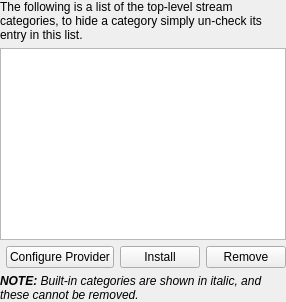
Qt form streams/streamssettings.ui (CDrummond/cantata) before a commit.
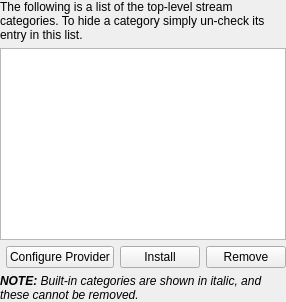
The same form after that commit.

```diff
--- a/streams/streamssettings.ui
+++ b/streams/streamssettings.ui
@@ -9,7 +9,7 @@
    <item row="0" column="0" colspan="4">
     <widget class="QLabel" name="label">
      <property name="text">
-      <string>The following is a list of the top-level stream categories, to hide a category simply un-check its entry in this list.</string>
+      <string>The following is a list of the top-level stream categories. To hide a category simply un-check its entry in this list.</string>
      </property>
      <property name="wordWrap">
       <bool>true</bool>
```
